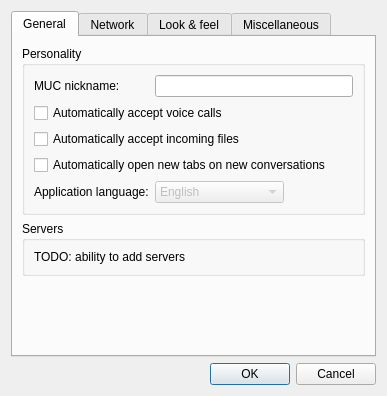
The window that ui/settingswindow.ui (WST/acid-pc) describes before a commit, drawn with Qt 5.
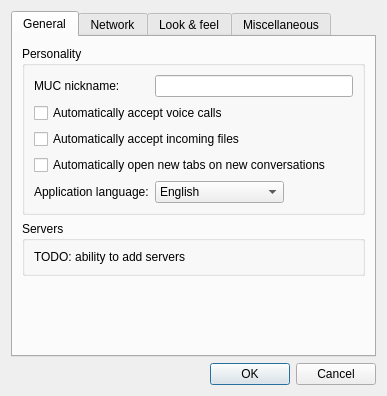
The same window after the commit. Icons and pictures are not drawn.

Patch:
```diff
--- a/ui/settingswindow.ui
+++ b/ui/settingswindow.ui
@@ -87,9 +87,6 @@
             </item>
             <item row="4" column="1">
              <widget class="QComboBox" name="language">
-              <property name="enabled">
-               <bool>false</bool>
-              </property>
               <item>
                <property name="text">
                 <string notr="true">English</string>
```
